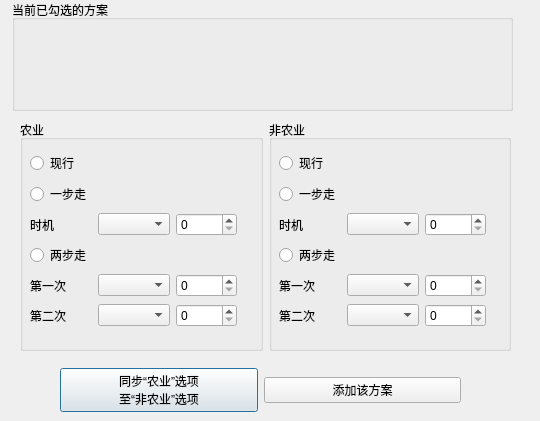
Qt form ui/SchemeSel.ui (zpzjzj/renkou) before a commit.
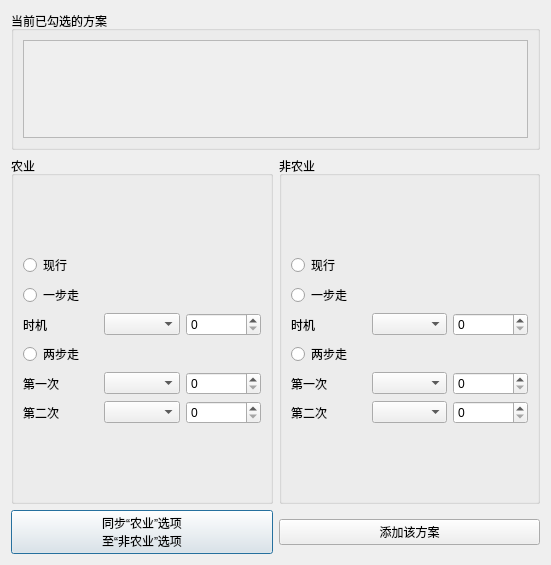
The same form after that commit.

Patch:
```diff
--- a/ui/SchemeSel.ui
+++ b/ui/SchemeSel.ui
@@ -6,94 +6,56 @@
    <rect>
     <x>0</x>
     <y>0</y>
-    <width>540</width>
-    <height>421</height>
+    <width>551</width>
+    <height>565</height>
    </rect>
   </property>
   <property name="windowTitle">
    <string>Dialog</string>
   </property>
+  <layout class="QVBoxLayout" name="verticalLayout_2">
+   <item>
+    <layout class="QVBoxLayout" name="verticalLayout" stretch="4,10,1">
+     <item>
   <widget class="QGroupBox" name="mSchemeGroupBox">
-   <property name="geometry">
-    <rect>
-     <x>12</x>
-     <y>0</y>
-     <width>501</width>
-     <height>111</height>
-    </rect>
-   </property>
    <property name="title">
     <string>当前已勾选的方案</string>
    </property>
-   <widget class="QWidget" name="verticalLayoutWidget">
+       <layout class="QVBoxLayout" name="verticalLayout_3">
+        <item>
+         <widget class="QScrollArea" name="scrollArea">
+          <property name="widgetResizable">
+           <bool>true</bool>
+          </property>
+          <widget class="QWidget" name="scrollAreaWidgetContents">
     <property name="geometry">
      <rect>
-      <x>10</x>
-      <y>20</y>
-      <width>491</width>
-      <height>81</height>
-     </rect>
-    </property>
+             <x>0</x>
+             <y>0</y>
+             <width>493</width>
+             <height>94</height>
+            </rect>
+           </property>
+           <layout class="QVBoxLayout" name="verticalLayout_6">
+            <item>
     <layout class="QVBoxLayout" name="mSchemeSetLayout"/>
-   </widget>
-  </widget>
-  <widget class="QWidget" name="layoutWidget">
-   <property name="geometry">
-    <rect>
-     <x>60</x>
-     <y>360</y>
-     <width>401</width>
-     <height>61</height>
-    </rect>
-   </property>
-   <layout class="QHBoxLayout" name="horizontalLayout_18">
-    <item>
-     <widget class="QPushButton" name="mSyncButton">
-      <property name="enabled">
-       <bool>true</bool>
-      </property>
-      <property name="text">
-       <string>同步“农业”选项
-至“非农业”选项</string>
-      </property>
-     </widget>
-    </item>
-    <item>
-     <widget class="QPushButton" name="mAddSchemeButton">
-      <property name="text">
-       <string>添加该方案</string>
-      </property>
-      <property name="flat">
-       <bool>false</bool>
-      </property>
-     </widget>
-    </item>
-   </layout>
-  </widget>
-  <widget class="QWidget" name="layoutWidget">
-   <property name="geometry">
-    <rect>
-     <x>20</x>
-     <y>120</y>
-     <width>491</width>
-     <height>231</height>
-    </rect>
-   </property>
+            </item>
+           </layout>
+          </widget>
+         </widget>
+        </item>
+       </layout>
+      </widget>
+     </item>
+     <item>
    <layout class="QHBoxLayout" name="horizontalLayout">
     <item>
      <widget class="QGroupBox" name="mAgricultureGroupBox">
       <property name="title">
        <string>农业</string>
       </property>
-      <widget class="QWidget" name="layoutWidget">
-       <property name="geometry">
-        <rect>
-         <x>10</x>
-         <y>30</y>
-         <width>207</width>
-         <height>180</height>
-        </rect>
-       </property>
+         <layout class="QVBoxLayout" name="verticalLayout_4">
+          <item>
        <layout class="QVBoxLayout" name="mAgriLayout">
         <item>
          <widget class="QRadioButton" name="mCurrButton">
@@ -192,7 +154,8 @@
          </layout>
         </item>
        </layout>
-      </widget>
+          </item>
+         </layout>
      </widget>
     </item>
     <item>
@@ -200,15 +163,8 @@
       <property name="title">
        <string>非农业</string>
       </property>
-      <widget class="QWidget" name="layoutWidget_5">
-       <property name="geometry">
-        <rect>
-         <x>10</x>
-         <y>30</y>
-         <width>207</width>
-         <height>181</height>
-        </rect>
-       </property>
+         <layout class="QVBoxLayout" name="verticalLayout_5">
+          <item>
        <layout class="QVBoxLayout" name="mNonagriLayout">
         <item>
          <widget class="QRadioButton" name="mCurrButton_2">
@@ -307,11 +263,40 @@
          </layout>
         </item>
        </layout>
-      </widget>
-     </widget>
-    </item>
-   </layout>
-  </widget>
+          </item>
+         </layout>
+        </widget>
+       </item>
+      </layout>
+     </item>
+     <item>
+      <layout class="QHBoxLayout" name="horizontalLayout_18">
+       <item>
+        <widget class="QPushButton" name="mSyncButton">
+         <property name="enabled">
+          <bool>true</bool>
+         </property>
+         <property name="text">
+          <string>同步“农业”选项
+至“非农业”选项</string>
+         </property>
+        </widget>
+       </item>
+       <item>
+        <widget class="QPushButton" name="mAddSchemeButton">
+         <property name="text">
+          <string>添加该方案</string>
+         </property>
+         <property name="flat">
+          <bool>false</bool>
+         </property>
+        </widget>
+       </item>
+      </layout>
+     </item>
+    </layout>
+   </item>
+  </layout>
   <zorder>layoutWidget</zorder>
   <zorder>layoutWidget</zorder>
   <zorder>mSchemeGroupBox</zorder>
```
Left out of the diff: 2 changed lines with no effect on the pictures. Lines whose indentation alone changed are shown as unchanged.
